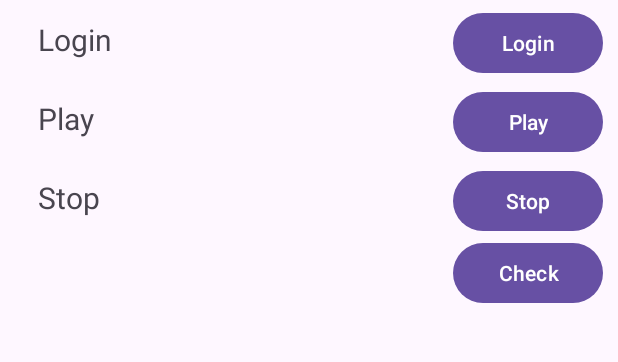
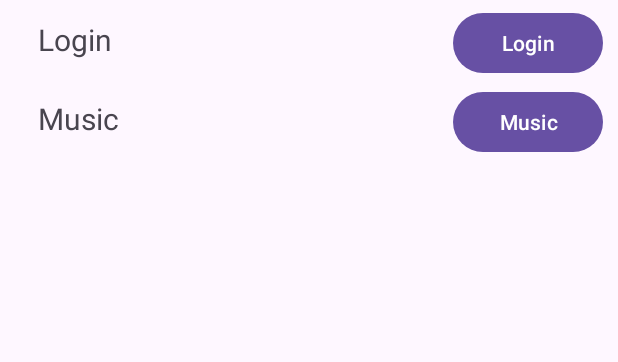
Before and after one commit to UjjWal557/MAD, an Android app: the screen it shows after launch (MainActivity), on a phone screen of 412 x 824 dp, the part 493-855 px from its top. Run offline under Robolectric (Android 15) with nearby library versions, the phone set to English and light mode, and no system bars.

Commit message:
28 October

```diff
--- a/Practical3/app/src/main/java/com/example/practical3/LoginActivity.kt
+++ b/Practical3/app/src/main/java/com/example/practical3/LoginActivity.kt
@@ -26,7 +26,6 @@ class LoginActivity : AppCompatActivity() {
         }
 
         //Explicit Intent; When clicked on Sign Up button
-
         findViewById<Button>(R.id.btn_signup).setOnClickListener {
             Intent(this, RegistrationActivity::class.java).also{startActivity(it)}
         }
--- a/Practical3/app/src/main/java/com/example/practical3/MainActivity.kt
+++ b/Practical3/app/src/main/java/com/example/practical3/MainActivity.kt
@@ -3,9 +3,7 @@ package com.example.practical3
 import android.content.Intent
 import android.os.Bundle
 import android.provider.AlarmClock
-import android.provider.CallLog
 import android.provider.MediaStore
-import android.util.Log
 import androidx.activity.enableEdgeToEdge
 import androidx.appcompat.app.AppCompatActivity
 import androidx.core.view.ViewCompat
@@ -28,25 +26,6 @@ class MainActivity : AppCompatActivity() {
             insets
         }
 
-        //Music Player
-        fun stop()
-        {
-            Intent(applicationContext, MediaPlayerService::class.java).apply{stopService(this)}
-        }
-
-        fun playpause()
-        {
-            Log.d("MainActivity","Inside playpause")
-            Intent(applicationContext, MediaPlayerService::class.java).putExtra("ServiceData","PlayPause").apply{startService(this)}
-            Log.d("MainActivity","Inside playpuase after Intent")
-        }
-
-        findViewById<Button>(R.id.btn10).setOnClickListener {
-            Log.d("MainActivity","Inside playpause")
-            Intent(this, MediaPlayer::class.java).also{startActivity(it)}
-            Log.d("MainActivity","Inside playpause")
-        }
-
         e1= findViewById(R.id.editText1)
         val btn1: Button = findViewById(R.id.btn1)
 
@@ -61,21 +40,7 @@ class MainActivity : AppCompatActivity() {
 
         val btn6: Button = findViewById(R.id.btn6)
 
-        val btn8: Button = findViewById(R.id.btn8)
-
-        val btn9: Button = findViewById(R.id.btn9)
-
-        //val btn7: Button = findViewById(R.id.btn7)
-
-        btn8.setOnClickListener {
-            Log.d("MainActivity","Inside play")
-            playpause()
-        }
-        btn9.setOnClickListener {
-            Log.d("MainActivity","Inside stop")
-            stop()
-        }
-
+        //URL
         btn1.setOnClickListener()
         {
           val msg= e1.text.toString()
@@ -86,6 +51,7 @@ class MainActivity : AppCompatActivity() {
           }
         }
 
+        //Call
         btn2.setOnClickListener()
         {
             val num= e2.text.toString()
@@ -96,6 +62,7 @@ class MainActivity : AppCompatActivity() {
             }
         }
 
+        //Call Log
         btn3.setOnClickListener()
         {
             val show = Intent(Intent.ACTION_VIEW)
@@ -103,25 +70,35 @@ class MainActivity : AppCompatActivity() {
             startActivity(show)
         }
 
+        //Gallery
         btn4.setOnClickListener()
         {
             val show = Intent(Intent.ACTION_VIEW).setType("image/*")
             startActivity(show)
         }
+
+        //Camera
         btn5.setOnClickListener()
         {
             val show = Intent(MediaStore.ACTION_IMAGE_CAPTURE)
             startActivity(show)
         }
 
+        //Alarm
         btn6.setOnClickListener()
         {
             val show = Intent(AlarmClock.ACTION_SHOW_ALARMS)
             startActivity(show)
         }
-    /* Login Button */
+
+        //Login
         findViewById<Button>(R.id.btn7).setOnClickListener {
             Intent(this, LoginActivity::class.java).also { startActivity(it) }
         }
+
+        //Music
+        findViewById<Button>(R.id.btn8).setOnClickListener {
+            Intent(this, MediaPlayer::class.java).also{startActivity(it)}
+        }
     }
 }
--- a/Practical3/app/src/main/res/layout/activity_main.xml
+++ b/Practical3/app/src/main/res/layout/activity_main.xml
@@ -190,7 +190,7 @@
        android:layout_width="match_parent"
        android:layout_height="wrap_content"
        android:layout_marginTop="@dimen/margin"
-       android:text="@string/btn_play"
+       android:text="@string/music"
        android:textSize="20sp"
        app:layout_constraintTop_toBottomOf="@id/textView7"
        android:layout_marginStart="25dp"
@@ -201,41 +201,9 @@
        android:id="@+id/btn8"
        android:layout_width="100dp"
        android:layout_height="0dp"
-       android:text="@string/btn_play"
+       android:text="@string/music"
+       app:layout_constraintEnd_toEndOf="parent"
        app:layout_constraintBaseline_toBaselineOf="@id/textView8"
-       app:layout_constraintEnd_toEndOf="parent"
-       android:layout_marginEnd="10dp"
-       />
-
-   <TextView
-    android:id="@+id/textView9"
-    android:layout_width="match_parent"
-    android:layout_height="wrap_content"
-    android:layout_marginTop="@dimen/margin"
-    android:text="@string/btn_stop"
-    android:textSize="20sp"
-    app:layout_constraintTop_toBottomOf="@id/textView8"
-    android:layout_marginStart="25dp"
-    android:layout_marginEnd="300dp"
-    />
-
-   <Button
-       android:id="@+id/btn9"
-       android:layout_width="100dp"
-       android:layout_height="0dp"
-       android:text="@string/btn_stop"
-       app:layout_constraintBaseline_toBaselineOf="@id/textView9"
-       app:layout_constraintEnd_toEndOf="parent"
-       android:layout_marginEnd="10dp"
-       />
-
-   <Button
-       android:id="@+id/btn10"
-       android:layout_width="100dp"
-       android:layout_height="0dp"
-       android:text="@string/check"
-       app:layout_constraintTop_toBottomOf="@id/btn9"
-       app:layout_constraintEnd_toEndOf="parent"
        android:layout_marginEnd="10dp"
        />
 </androidx.constraintlayout.widget.ConstraintLayout>
--- a/Practical3/app/src/main/res/values/strings.xml
+++ b/Practical3/app/src/main/res/values/strings.xml
@@ -18,9 +18,7 @@
     <string name="btn_camera">Camera</string>
     <string name="btn_alarm">Alarm</string>
     <string name="btn_login">Login</string>
-    <string name="btn_play">Play</string>
-    <string name="btn_stop">Stop</string>
-    <string name="check">Check</string>
+    <string name="music">Music</string>
 
     <!-- Login Resources -->
     <string name="username">Username</string>
--- a/Practical3/app/src/main/res/values/themes.xml
+++ b/Practical3/app/src/main/res/values/themes.xml
@@ -11,7 +11,7 @@
     </style>
 
     <style name="signup_btn_color" parent="Widget.Material3.Button">
-        <item name="backgroundTint">#FFFFFF</item>
+        <item name="backgroundTint">@android:color/transparent</item>
         <item name="android:textColor">#C11C84</item>
     </style>
 
```
Also changed, not shown: Practical3/app/src/main/java/com/example/practical3/MediaPlayer.kt (+6 -6 lines), Practical3/app/src/main/res/layout/activity_login.xml (+0 -17 lines).
